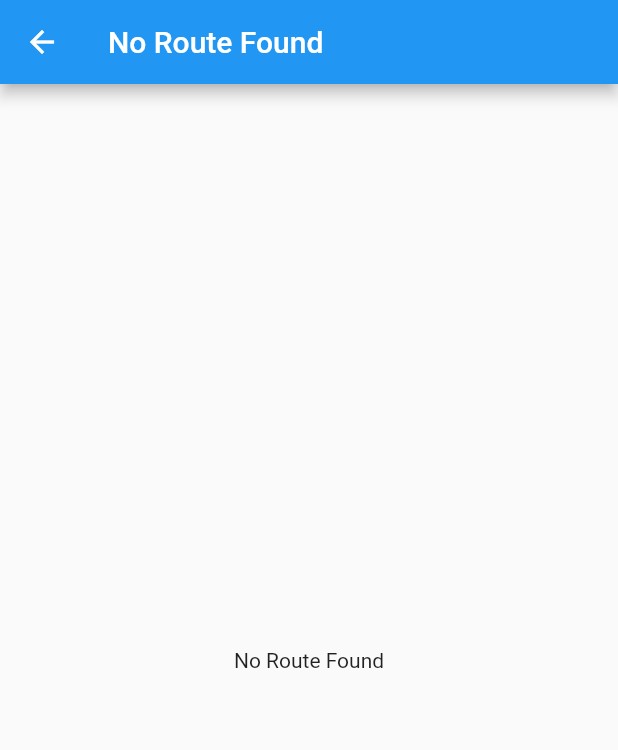
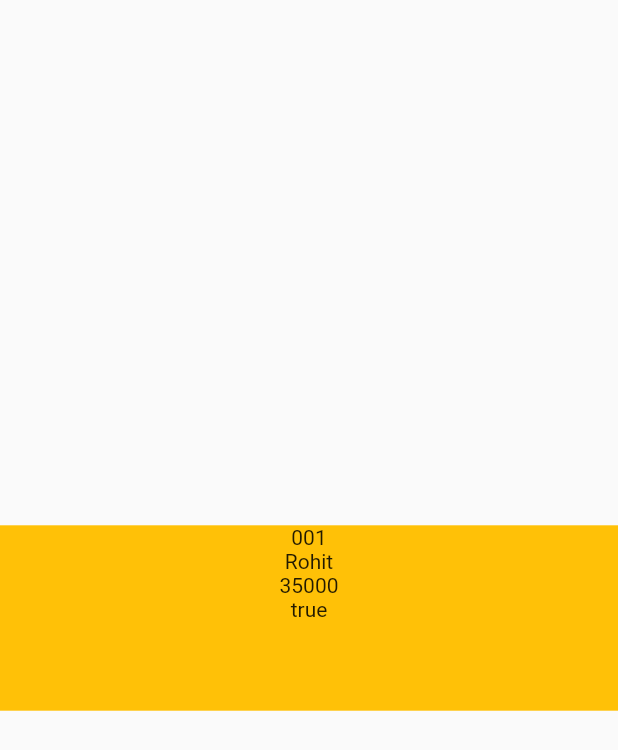
Before and after one commit to Rohit-Kushwaha/jsonType, a Flutter app: the screen it shows after launch, after a tap on "Type 2", on a phone screen of 412 x 824 dp. Shown: the top 750 px of the screen. Run offline on Flutter 3.47's test engine with Material 2 defaults, Android fonts, the phone set to English and light mode, and no system bars.

Commit message:
jsonType2

```diff
--- /dev/null
+++ b/json_parsing_type/assets/json/type2.json
@@ -0,0 +1,8 @@
+{
+    "id": "001",
+    "employee": {
+        "name": "Rohit",
+        "salary": 35000,
+        "married": true
+    }
+}
--- /dev/null
+++ b/json_parsing_type/lib/model/type2.dart
@@ -0,0 +1,53 @@
+// To parse this JSON data, do
+//
+//     final type2Model = type2ModelFromJson(jsonString);
+
+import 'dart:convert';
+
+Type2Model type2ModelFromJson(String str) => Type2Model.fromJson(json.decode(str));
+
+String type2ModelToJson(Type2Model data) => json.encode(data.toJson());
+
+class Type2Model {
+    Type2Model({
+        required this.id,
+        required this.employee,
+    });
+
+    final String id;
+    final Employee employee;
+
+    factory Type2Model.fromJson(Map<String, dynamic> json) => Type2Model(
+        id: json["id"],
+        employee: Employee.fromJson(json["employee"]),
+    );
+
+    Map<String, dynamic> toJson() => {
+        "id": id,
+        "employee": employee.toJson(),
+    };
+}
+
+class Employee {
+    Employee({
+        required this.name,
+        required this.salary,
+        required this.married,
+    });
+
+    final String name;
+    final int salary;
+    final bool married;
+
+    factory Employee.fromJson(Map<String, dynamic> json) => Employee(
+        name: json["name"],
+        salary: json["salary"],
+        married: json["married"],
+    );
+
+    Map<String, dynamic> toJson() => {
+        "name": name,
+        "salary": salary,
+        "married": married,
+    };
+}
--- a/json_parsing_type/lib/routes/routes.dart
+++ b/json_parsing_type/lib/routes/routes.dart
@@ -2,6 +2,7 @@ import 'package:flutter/material.dart';
 import 'package:json_parsing_type/constant/app_constant.dart';
 import 'package:json_parsing_type/screens/home.dart';
 import 'package:json_parsing_type/screens/type1.dart';
+import 'package:json_parsing_type/screens/type2.dart';
 
 
 class Routes {
@@ -22,6 +23,8 @@ class RouteGenerators {
                 ));
       case Routes.type1:
         return MaterialPageRoute(builder: (_) => const Type1());
+         case Routes.type2:
+        return MaterialPageRoute(builder: (_) => const Type2());
       default:
         return undefindedRoute();
     }
--- /dev/null
+++ b/json_parsing_type/lib/screens/type2.dart
@@ -0,0 +1,70 @@
+
+import 'package:flutter/material.dart';
+import 'package:flutter/services.dart';
+import 'package:json_parsing_type/model/type2.dart';
+
+class Type2 extends StatefulWidget {
+  const Type2({super.key});
+
+  @override
+  State<Type2> createState() => _Type2State();
+}
+
+class _Type2State extends State<Type2> {
+  @override
+  void initState() {
+    _readType2JsonData();
+    super.initState();
+  }
+
+  @override
+  Widget build(BuildContext context) {
+    return SafeArea(
+      child: Scaffold(
+        body: SizedBox(
+          width: double.infinity,
+          child: Column(
+              crossAxisAlignment: CrossAxisAlignment.center,
+              mainAxisAlignment: MainAxisAlignment.center,
+              children: [
+                SizedBox(
+                  width: double.infinity,
+                  height: MediaQuery.of(context).size.width * .3,
+                  child: FutureBuilder(
+                      future: _readType2JsonData(),
+                      builder: (context, snapshot) {
+                        var data = snapshot.data;
+                        if (snapshot.hasData) {
+                          return Container(
+                            color: Colors.amber,
+                            height: MediaQuery.of(context).size.width * .3,
+                            width: double.infinity,
+                            child: Column(
+                              children: [
+                                Text(data!.id.toString()),
+                                Text(data.employee.name.toString()),
+                                Text(data.employee.salary.toString()),
+                                Text(data.employee.married.toString()),
+                                // Text(data.age.toString()),
+                              ],
+                            ),
+                          );
+                        } else {
+                          return const Center(
+                            child: Text("Something went wrong"),
+                          );
+                        }
+                      }),
+                ),
+              ]),
+        ),
+      ),
+    );
+  }
+
+  Future<Type2Model> _readType2JsonData() async {
+    final jsonString = await rootBundle.loadString("assets/json/type2.json");
+    final jsonResponse = type2ModelFromJson(jsonString);
+    return jsonResponse;
+  }
+}
```
